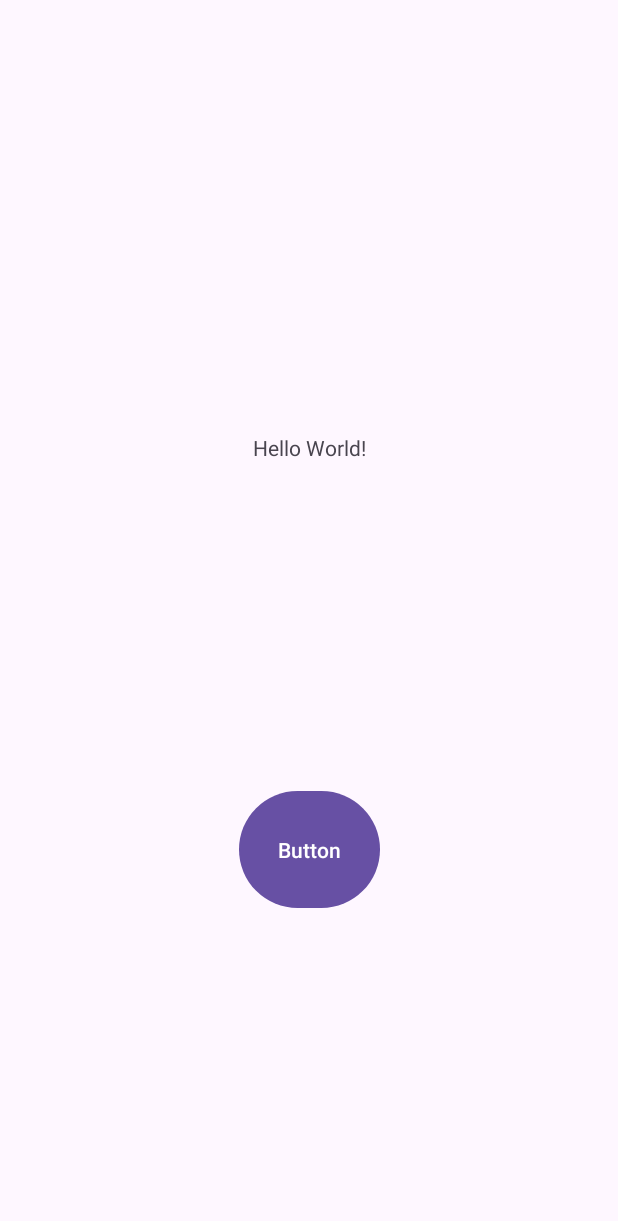
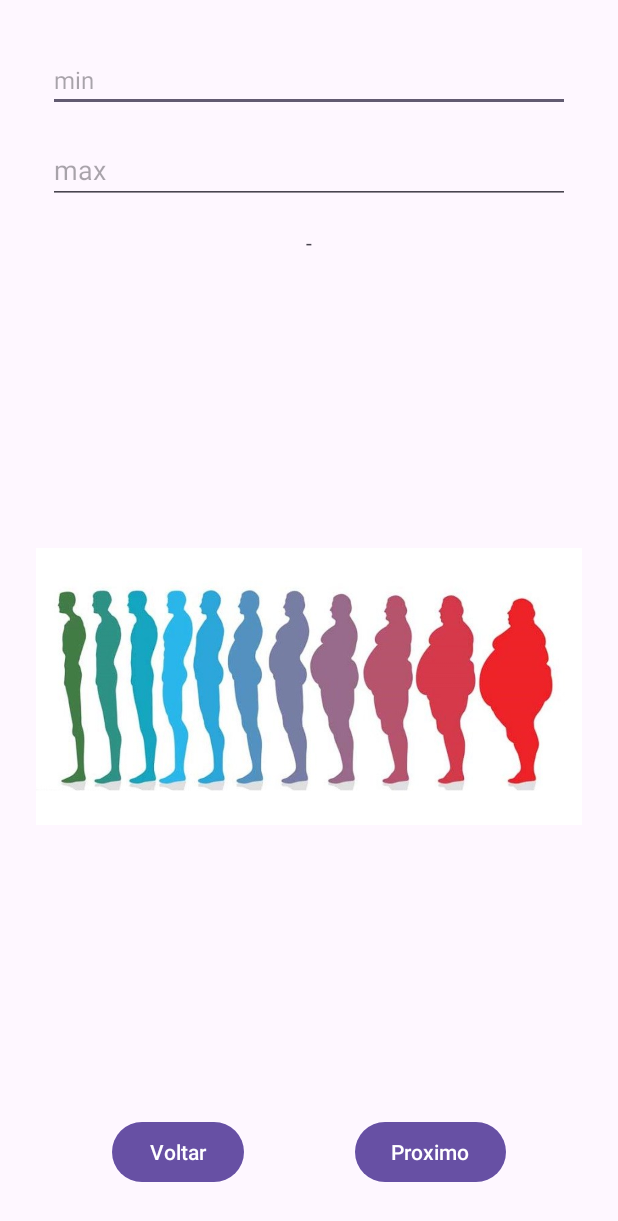
Before and after one commit to eduardotome/ppd, an Android app: the screen it shows after launch (MainActivity), on a phone screen of 412 x 824 dp. Shown: the top 1221 px of the screen. Run offline under Robolectric (Android 15) with nearby library versions, the phone set to English and light mode, and no system bars.

Commit message:
imc incompleto

```diff
--- a/app/src/main/java/com/example/appdudu/MainActivity.java
+++ b/app/src/main/java/com/example/appdudu/MainActivity.java
@@ -2,7 +2,7 @@ package com.example.appdudu;
 
 import android.os.Bundle;
 import android.widget.Button;
-import android.widget.TextView;
+import android.widget.ImageView;
 
 import androidx.activity.EdgeToEdge;
 import androidx.appcompat.app.AppCompatActivity;
@@ -12,22 +12,48 @@ import androidx.core.view.WindowInsetsCompat;
 
 public class MainActivity extends AppCompatActivity {
 
-    int contador = 0;
+    //lista das imagens
+    Integer[] imagens = new Integer[]{
+            R.drawable.perfil,
+            R.drawable.abaixopeso,
+            R.drawable.normal,
+            R.drawable.obesidade1,
+            R.drawable.obesidade2,
+            R.drawable.obesidade3
+    };
+
+    int pos = 0;
+
     @Override
     protected void onCreate(Bundle savedInstanceState) {
         super.onCreate(savedInstanceState);
         EdgeToEdge.enable(this);
         setContentView(R.layout.activity_main);
-        Button b = findViewById(R.id.button);
-        TextView tx = findViewById(R.id.textView);
-        b.setOnClickListener(view -> {
-            contador ++;
-            tx.setText(Integer.toString(contador));
-        });
+
         ViewCompat.setOnApplyWindowInsetsListener(findViewById(R.id.main), (v, insets) -> {
             Insets systemBars = insets.getInsets(WindowInsetsCompat.Type.systemBars());
             v.setPadding(systemBars.left, systemBars.top, systemBars.right, systemBars.bottom);
             return insets;
         });
+
+        ImageView img = findViewById(R.id.imageView);
+        Button btnProximo = findViewById(R.id.btnProximo);
+        Button btnVoltar = findViewById(R.id.btnVoltar);
+
+        btnProximo.setOnClickListener(v -> {
+            pos++;
+            if (pos >= imagens.length) {
+                pos = 0;
+            }
+            img.setImageResource(imagens[pos]);
+        });
+
+        btnVoltar.setOnClickListener(v -> {
+            pos--;
+            if (pos < 0) {
+                pos = imagens.length - 1;
+            }
+            img.setImageResource(imagens[pos]);
+        });
     }
 }
--- a/app/src/main/res/layout/activity_main.xml
+++ b/app/src/main/res/layout/activity_main.xml
@@ -7,25 +7,79 @@
     android:layout_height="match_parent"
     tools:context=".MainActivity">
 
+    <EditText
+        android:id="@+id/edmin"
+        android:layout_width="0dp"
+        android:layout_height="wrap_content"
+        android:layout_marginStart="32dp"
+        android:layout_marginTop="32dp"
+        android:layout_marginEnd="32dp"
+        android:ems="10"
+        android:hint="min"
+        android:inputType="numberSigned"
+        android:textSize="16sp"
+        app:layout_constraintEnd_toEndOf="parent"
+        app:layout_constraintStart_toStartOf="parent"
+        app:layout_constraintTop_toTopOf="parent" />
+
+    <EditText
+        android:id="@+id/edmax"
+        android:layout_width="0dp"
+        android:layout_height="wrap_content"
+        android:layout_marginStart="32dp"
+        android:layout_marginTop="16dp"
+        android:layout_marginEnd="32dp"
+        android:ems="10"
+        android:hint="max"
+        android:inputType="numberSigned"
+        app:layout_constraintEnd_toEndOf="parent"
+        app:layout_constraintStart_toStartOf="parent"
+        app:layout_constraintTop_toBottomOf="@+id/edmin" />
+
     <TextView
         android:id="@+id/textView"
         android:layout_width="wrap_content"
         android:layout_height="wrap_content"
-        android:text="Hello World!"
+        android:layout_marginTop="16dp"
+        android:text="-"
+        app:layout_constraintEnd_toEndOf="parent"
+        app:layout_constraintStart_toStartOf="parent"
+        app:layout_constraintTop_toBottomOf="@+id/edmax" />
+
+    <ImageView
+        android:id="@+id/imageView"
+        android:layout_width="0dp"
+        android:layout_height="0dp"
+        android:layout_marginStart="24dp"
+        android:layout_marginTop="16dp"
+        android:layout_marginEnd="24dp"
+        android:layout_marginBottom="16dp"
+        app:layout_constraintBottom_toTopOf="@+id/btnProximo"
+        app:layout_constraintEnd_toEndOf="parent"
+        app:layout_constraintStart_toStartOf="parent"
+        app:layout_constraintTop_toBottomOf="@+id/textView"
+        app:srcCompat="@drawable/perfil" />
+
+    <Button
+        android:id="@+id/btnVoltar"
+        android:layout_width="wrap_content"
+        android:layout_height="wrap_content"
+        android:layout_marginBottom="32dp"
+        android:text="Voltar"
+        app:layout_constraintBottom_toBottomOf="parent"
+        app:layout_constraintEnd_toStartOf="@+id/btnProximo"
+        app:layout_constraintHorizontal_bias="0.5"
+        app:layout_constraintStart_toStartOf="parent" />
+
+    <Button
+        android:id="@+id/btnProximo"
+        android:layout_width="wrap_content"
+        android:layout_height="wrap_content"
+        android:layout_marginBottom="32dp"
+        android:text="Proximo"
         app:layout_constraintBottom_toBottomOf="parent"
         app:layout_constraintEnd_toEndOf="parent"
-        app:layout_constraintStart_toStartOf="parent"
-        app:layout_constraintTop_toTopOf="parent"
-        app:layout_constraintVertical_bias="0.359" />
-
-    <Button
-        android:id="@+id/button"
-        android:layout_width="94dp"
-        android:layout_height="86dp"
-        android:text="Button"
-        app:layout_constraintBottom_toBottomOf="parent"
-        app:layout_constraintEnd_toEndOf="parent"
-        app:layout_constraintStart_toStartOf="parent"
-        app:layout_constraintTop_toBottomOf="@+id/textView" />
+        app:layout_constraintHorizontal_bias="0.5"
+        app:layout_constraintStart_toEndOf="@+id/btnVoltar" />
 
 </androidx.constraintlayout.widget.ConstraintLayout>
```
Also changed, not shown: app/src/main/java/com/example/appdudu/MainActivity2.java (added, +33 -0 lines), app/src/main/res/layout/activity_main2.xml (added, +22 -0 lines), app/src/main/res/drawable/abaixopeso.png (added), app/src/main/res/drawable/cachorro.jpg (added), app/src/main/res/drawable/gardem.jpg (added), app/src/main/res/drawable/happy.jpg (added), app/src/main/res/drawable/normal.png (added), app/src/main/res/drawable/obesidade1.png (added), app/src/main/res/drawable/obesidade2.png (added), app/src/main/res/drawable/obesidade3.png (added), app/src/main/res/drawable/patinho.jpg (added), app/src/main/res/drawable/perfil.jpg (added), app/src/main/res/drawable/porquinho.jpg (added), app/src/main/res/drawable/sobrepeso.png (added).
